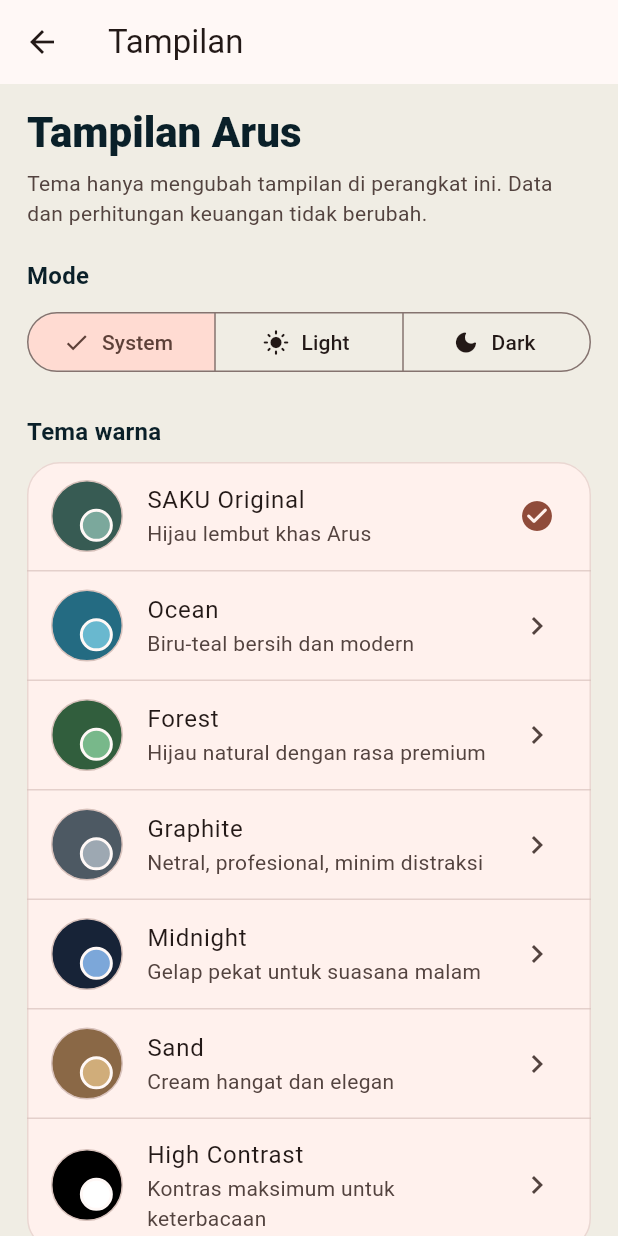
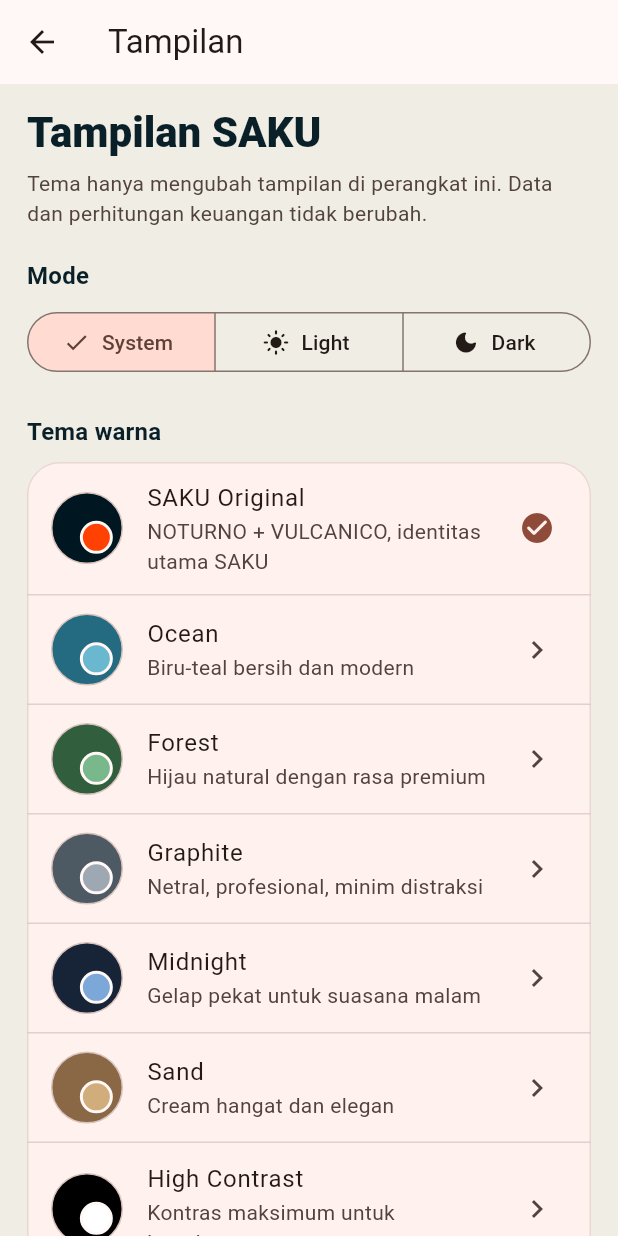
Before and after one commit to inikerjayaa/arus-finance, a Flutter app: the AppearanceSettingsScreen screen opened directly, on a phone screen of 412 x 824 dp. Run offline on Flutter 3.47's test engine with Material 3 defaults, Android fonts, the phone set to English and light mode, and no system bars; our stand-ins replace csv, file_picker, flutter_local_notifications, flutter_secure_storage, flutter_timezone, local_auth and 3 more; missing offline and left inert: cryptography, sqlite3; accounts and stored records are empty; Roboto replaces fonts that are missing (Plus Jakarta Sans); statements that could not run were skipped.

Commit message:
V31 SAKU: align appearance screen with new brand

```diff
--- a/lib/features/settings/appearance_settings_screen.dart
+++ b/lib/features/settings/appearance_settings_screen.dart
@@ -1,6 +1,7 @@
 import 'package:flutter/material.dart';
 
 import '../../core/services/theme_preferences_service.dart';
+import '../../shared/saku_brand.dart';
 
 class AppearanceSettingsScreen extends StatelessWidget {
   const AppearanceSettingsScreen({super.key});
@@ -20,7 +21,7 @@
               Semantics(
                 header: true,
                 child: Text(
-                  'Tampilan Arus',
+                  'Tampilan SAKU',
                   style: theme.textTheme.headlineMedium?.copyWith(
                     fontWeight: FontWeight.w800,
                   ),
@@ -91,7 +92,7 @@
               ),
               const SizedBox(height: 16),
               Text(
-                'Arus Original tetap menjadi default. High Contrast disediakan untuk kebutuhan keterbacaan yang lebih kuat.',
+                'SAKU Original memakai identitas utama NOTURNO, VULCANICO, dan SAND. High Contrast tetap disediakan untuk kebutuhan keterbacaan yang lebih kuat.',
                 style: theme.textTheme.bodySmall?.copyWith(
                   color: theme.colorScheme.onSurfaceVariant,
                 ),
@@ -161,7 +162,7 @@
 
   static (Color, Color) _previewColors(ArusThemeId themeId) {
     return switch (themeId) {
-      ArusThemeId.original => (const Color(0xFF375B53), const Color(0xFF7BA89C)),
+      ArusThemeId.original => (SakuBrand.noturno, SakuBrand.vulcanico),
       ArusThemeId.ocean => (const Color(0xFF246B82), const Color(0xFF69B8CF)),
       ArusThemeId.forest => (const Color(0xFF315E3D), const Color(0xFF78B88A)),
       ArusThemeId.graphite => (const Color(0xFF4D5963), const Color(0xFF9DA8B2)),
@@ -173,7 +174,7 @@
 
   static String _description(ArusThemeId themeId) {
     return switch (themeId) {
-      ArusThemeId.original => 'Hijau lembut khas Arus',
+      ArusThemeId.original => 'NOTURNO + VULCANICO, identitas utama SAKU',
       ArusThemeId.ocean => 'Biru-teal bersih dan modern',
       ArusThemeId.forest => 'Hijau natural dengan rasa premium',
       ArusThemeId.graphite => 'Netral, profesional, minim distraksi',
```
